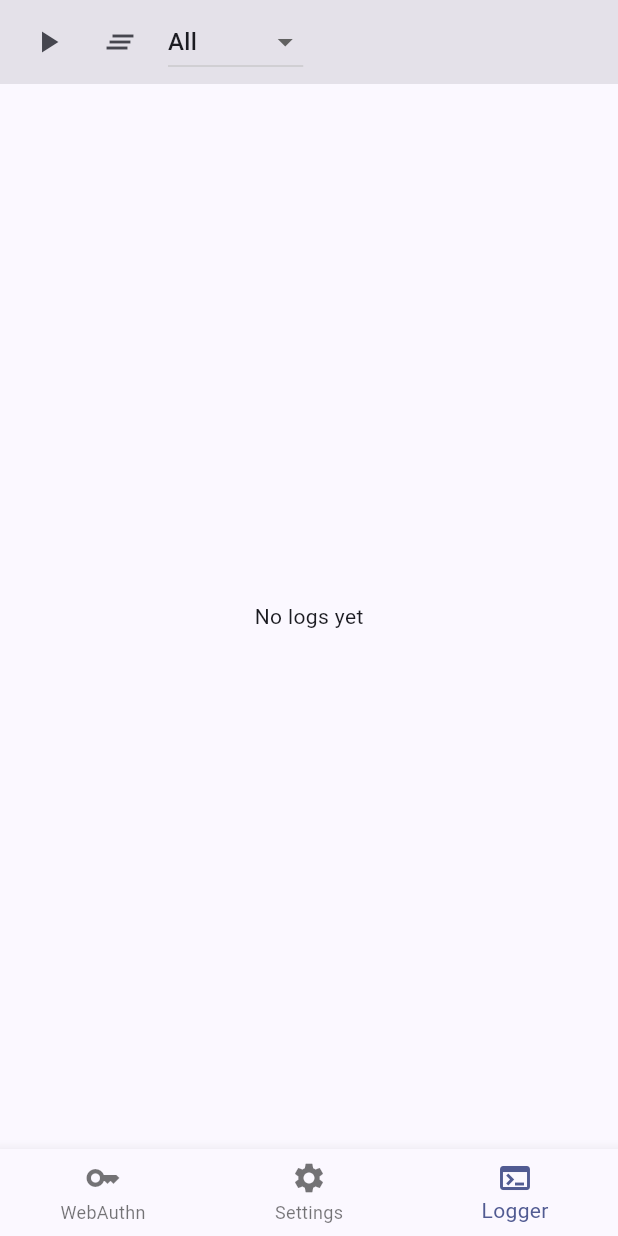
After one commit to nfcim/twokey, a Flutter app: the screen it shows after launch, item 3 of the bottom bar chosen, after a tap on the "pause" icon, on a phone screen of 412 x 824 dp. The commit adds this screen. Run offline on Flutter 3.47's test engine with Material 3 defaults, Android fonts, the phone set to English and light mode, and no system bars; our stand-ins replace convert, logger; missing offline and left inert: cbor, ccid, fido2, window_manager.

Commit message:
feat: add LoggerPage

```diff
--- a/lib/common/app_logger.dart
+++ b/lib/common/app_logger.dart
@@ -1,9 +1,39 @@
+import 'dart:async';
 import 'package:flutter/foundation.dart';
 import 'package:logger/logger.dart';
 
 /// Centralized logger wrapper to control formatting & redaction.
 class AppLogger {
   AppLogger._();
+
+  /// Structured log entry used by the in-app Logger UI.
+  static final StreamController<LogEntry> _controller =
+      StreamController<LogEntry>.broadcast();
+
+  /// Stream of structured logs emitted by AppLogger methods.
+  static Stream<LogEntry> get stream => _controller.stream;
+
+  static void _emit(
+    Level level,
+    String message, [
+    Object? error,
+    StackTrace? st,
+  ]) {
+    try {
+      _controller.add(
+        LogEntry(
+          time: DateTime.now(),
+          level: level,
+          message: message,
+          error: error,
+          stackTrace: st,
+        ),
+      );
+    } catch (_) {
+      // Swallow stream errors to avoid affecting app logging.
+    }
+  }
+
   static final Logger _logger = Logger(
     printer: PrettyPrinter(
       methodCount: 0,
@@ -16,11 +46,25 @@ class AppLogger {
     level: kReleaseMode ? Level.info : Level.debug,
   );
 
-  static void debug(String message) => _logger.d(message);
-  static void info(String message) => _logger.i(message);
-  static void warn(String message) => _logger.w(message);
-  static void error(String message, [Object? error, StackTrace? st]) =>
-      _logger.e(message, error: error, stackTrace: st);
+  static void debug(String message) {
+    _emit(Level.debug, message);
+    _logger.d(message);
+  }
+
+  static void info(String message) {
+    _emit(Level.info, message);
+    _logger.i(message);
+  }
+
+  static void warn(String message) {
+    _emit(Level.warning, message);
+    _logger.w(message);
+  }
+
+  static void error(String message, [Object? error, StackTrace? st]) {
+    _emit(Level.error, message, error, st);
+    _logger.e(message, error: error, stackTrace: st);
+  }
 
   /// For sensitive payloads: only log in debug; redact in release.
   static void sensitive(String label, String redactedHint) {
@@ -31,3 +75,20 @@ class AppLogger {
     }
   }
 }
+
+/// Data class for a single log entry.
+class LogEntry {
+  final DateTime time;
+  final Level level;
+  final String message;
+  final Object? error;
+  final StackTrace? stackTrace;
+
+  LogEntry({
+    required this.time,
+    required this.level,
+    required this.message,
+    this.error,
+    this.stackTrace,
+  });
+}
--- a/lib/main.dart
+++ b/lib/main.dart
@@ -2,6 +2,8 @@ import 'package:fauth/api/ccid_fido_api.dart';
 import 'package:fauth/repositories/credential_repository.dart';
 import 'package:fauth/viewmodels/keys_viewmodel.dart';
 import 'package:fauth/viewmodels/navigation_viewmodel.dart';
+import 'package:fauth/views/logger/models/log_viewmodel.dart';
+import 'package:fauth/common/app_logger.dart';
 import 'package:flutter/material.dart';
 import 'package:provider/provider.dart';
 import 'package:window_manager/window_manager.dart';
@@ -32,6 +34,7 @@ void main() {
           create: (_) => KeysViewModel(CredentialRepository(CcidFidoApi())),
         ),
         ChangeNotifierProvider(create: (_) => NavigationViewModel()),
+        ChangeNotifierProvider(create: (_) => LogViewModel(AppLogger.stream)),
       ],
       child: const MyApp(),
     ),
--- a/lib/views/home/home_page.dart
+++ b/lib/views/home/home_page.dart
@@ -1,6 +1,7 @@
 import 'package:fauth/views/keys/keys_page.dart';
 import 'package:fauth/views/settings/settings_page.dart';
 import 'package:fauth/viewmodels/navigation_viewmodel.dart';
+import 'package:fauth/views/logger/logger_page.dart';
 import 'package:fauth/views/home/widgets/adaptive_scaffold.dart';
 import 'package:flutter/material.dart';
 import 'package:provider/provider.dart';
@@ -17,6 +18,7 @@ class HomePage extends StatelessWidget {
       items: const [
         NavItem(icon: Icons.key, label: 'WebAuthn'),
         NavItem(icon: Icons.settings, label: 'Settings'),
+        NavItem(icon: Icons.terminal, label: 'Logger'),
       ],
       selectedIndex: nav.selectedIndex,
       onSelected: nav.select,
@@ -30,6 +32,8 @@ class HomePage extends StatelessWidget {
         return const KeysPage();
       case 1:
         return SettingsPage();
+      case 2:
+        return const LoggerPage();
       default:
         return const Center(child: Text('Page not implemented'));
     }
--- /dev/null
+++ b/lib/views/logger/logger_page.dart
@@ -0,0 +1,133 @@
+import 'package:fauth/views/logger/models/log_viewmodel.dart';
+import 'package:flutter/material.dart';
+import 'package:provider/provider.dart';
+import 'package:logger/logger.dart';
+
+class LoggerPage extends StatelessWidget {
+  const LoggerPage({super.key});
+
+  @override
+  Widget build(BuildContext context) {
+    final colorScheme = Theme.of(context).colorScheme;
+    return Container(
+      color: colorScheme.surface,
+      child: Column(
+        children: [
+          const _LoggerToolbar(),
+          Expanded(
+            child: Consumer<LogViewModel>(
+              builder: (context, vm, _) {
+                final entries = vm.entries;
+                if (entries.isEmpty) {
+                  return const Center(child: Text('No logs yet'));
+                }
+                return ListView.builder(
+                  reverse: true,
+                  itemCount: entries.length,
+                  itemBuilder: (context, index) {
+                    final e = entries[entries.length - 1 - index];
+                    final color = _colorForLevel(context, e.level);
+                    return ListTile(
+                      dense: true,
+                      title: SelectableText(
+                        '${_fmtTime(e.time)} [${e.level.name.toUpperCase()}] ${e.message}',
+                        style: TextStyle(fontFamily: 'monospace', color: color),
+                      ),
+                      subtitle: e.stackTrace != null
+                          ? SingleChildScrollView(
+                              scrollDirection: Axis.horizontal,
+                              child: SelectableText(
+                                e.stackTrace.toString(),
+                                style: const TextStyle(fontFamily: 'monospace'),
+                              ),
+                            )
+                          : null,
+                    );
+                  },
+                );
+              },
+            ),
+          ),
+        ],
+      ),
+    );
+  }
+
+  static String _fmtTime(DateTime t) {
+    final h = t.hour.toString().padLeft(2, '0');
+    final m = t.minute.toString().padLeft(2, '0');
+    final s = t.second.toString().padLeft(2, '0');
+    final ms = t.millisecond.toString().padLeft(3, '0');
+    return '$h:$m:$s.$ms';
+  }
+
+  static Color _colorForLevel(BuildContext context, Level level) {
+    switch (level) {
+      case Level.error:
+        return Colors.redAccent;
+      case Level.warning:
+        return Colors.orangeAccent;
+      case Level.info:
+        return Theme.of(context).colorScheme.primary;
+      default:
+        return Theme.of(context).textTheme.bodyMedium?.color ?? Colors.grey;
+    }
+  }
+}
+
+class _LoggerToolbar extends StatelessWidget {
+  const _LoggerToolbar();
+
+  @override
+  Widget build(BuildContext context) {
+    final vm = context.watch<LogViewModel>();
+    return Material(
+      color: Theme.of(context).colorScheme.surfaceContainerHighest,
+      child: SafeArea(
+        bottom: false,
+        child: Padding(
+          padding: const EdgeInsets.symmetric(horizontal: 8, vertical: 4),
+          child: Row(
+            children: [
+              IconButton(
+                tooltip: vm.paused ? 'Resume' : 'Pause',
+                icon: Icon(vm.paused ? Icons.play_arrow : Icons.pause),
+                onPressed: vm.togglePause,
+              ),
+              IconButton(
+                tooltip: 'Clear',
+                icon: const Icon(Icons.clear_all),
+                onPressed: vm.clear,
+              ),
+              const SizedBox(width: 8),
+              DropdownButton<Level?>(
+                value: vm.minLevel,
+                hint: const Text('Level: All'),
+                items: const [
+                  DropdownMenuItem<Level?>(value: null, child: Text('All')),
+                  DropdownMenuItem<Level?>(
+                    value: Level.debug,
+                    child: Text('Debug+'),
+                  ),
+                  DropdownMenuItem<Level?>(
+                    value: Level.info,
+                    child: Text('Info+'),
+                  ),
+                  DropdownMenuItem<Level?>(
+                    value: Level.warning,
+                    child: Text('Warn+'),
+                  ),
+                  DropdownMenuItem<Level?>(
+                    value: Level.error,
+                    child: Text('Error'),
+                  ),
+                ],
+                onChanged: (v) => vm.setMinLevel(v),
+              ),
+            ],
+          ),
+        ),
+      ),
+    );
+  }
+}
--- /dev/null
+++ b/lib/views/logger/models/log_viewmodel.dart
@@ -0,0 +1,49 @@
+import 'dart:async';
+import 'package:fauth/common/app_logger.dart';
+import 'package:flutter/foundation.dart';
+import 'package:logger/logger.dart';
+
+class LogViewModel extends ChangeNotifier {
+  final int maxEntries;
+  final List<LogEntry> _buffer = <LogEntry>[];
+  bool paused = false;
+  Level? minLevel;
+  StreamSubscription<LogEntry>? _sub;
+
+  LogViewModel(Stream<LogEntry> stream, {this.maxEntries = 1000}) {
+    _sub = stream.listen(_onLog);
+  }
+
+  void _onLog(LogEntry entry) {
+    if (paused) return;
+    _buffer.add(entry);
+    final overflow = _buffer.length - maxEntries;
+    if (overflow > 0) _buffer.removeRange(0, overflow);
+    notifyListeners();
+  }
+
+  List<LogEntry> get entries => minLevel == null
+      ? _buffer
+      : _buffer.where((e) => e.level.index >= minLevel!.index).toList();
+
+  void clear() {
+    _buffer.clear();
+    notifyListeners();
+  }
+
+  void togglePause() {
+    paused = !paused;
+    notifyListeners();
+  }
+
+  void setMinLevel(Level? level) {
+    minLevel = level;
+    notifyListeners();
+  }
+
+  @override
+  void dispose() {
+    _sub?.cancel();
+    super.dispose();
+  }
+}
```
